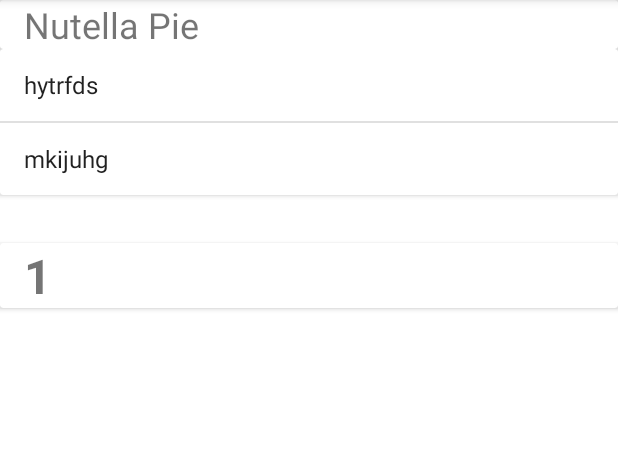
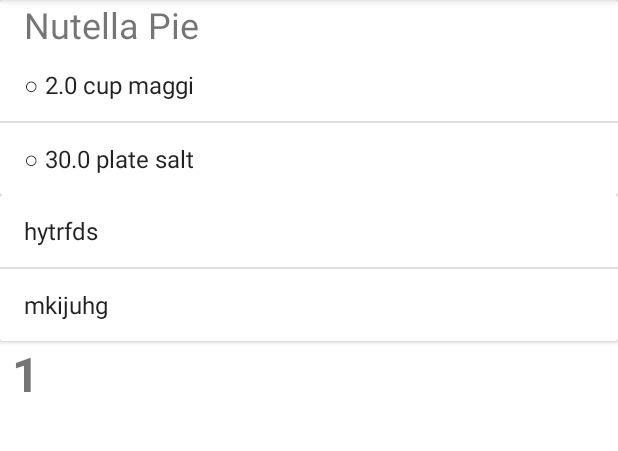
Before and after one commit to gabbyudo/BakingApp, an Android app: the screen it shows after launch (DetailDisplayActivity), after a tap on "Nutella Pie", on a phone screen of 412 x 824 dp, the part 84-535 px from its top. Run offline under Robolectric (Android 15) with nearby library versions, the phone set to English and light mode, and no system bars.

Commit message:
List of ingredient added

```diff
--- a/app/src/main/java/com/coca/bakingapp20/DetailDisplayActivity.kt
+++ b/app/src/main/java/com/coca/bakingapp20/DetailDisplayActivity.kt
@@ -1,5 +1,6 @@
 package com.coca.bakingapp20
 
+import android.icu.util.Measure
 import androidx.appcompat.app.AppCompatActivity
 import android.os.Bundle
 import android.widget.ArrayAdapter
@@ -18,6 +19,7 @@ class DetailDisplayActivity : AppCompatActivity() {
             binding.name.text = recipe.name
             binding.serving.text = recipe.servings.toString()
 
+
             val adapter: ArrayAdapter<String> = ArrayAdapter<String>(
                 this,
                // submitting the list to the adapter. i.e the getdescription
@@ -25,6 +27,13 @@ class DetailDisplayActivity : AppCompatActivity() {
             )
             binding.step.adapter = adapter
             //adapter.submitList(listOf<String>()) second way
+
+            val ingredientadapter: ArrayAdapter<String> = ArrayAdapter<String>(
+                this,
+                // submitting the list to the adapter. i.e the getMappedIngredients
+                android.R.layout.simple_list_item_1, getMappedIngredients(recipe.ingredients)
+            )
+            binding.ingredient.adapter = ingredientadapter
         }
     }
 
@@ -35,6 +44,12 @@ class DetailDisplayActivity : AppCompatActivity() {
         }
         return descriptionsMap
     }
+    fun getMappedIngredients(ingredients: List<Ingredient>): List<String>{
+        return ingredients.map {
+            "○ ${it.quantity} ${it.measure} ${it.ingredient}"
+        }
+
+    }
 
     companion object {
         const val RECIPE = "extra_recipe"
--- a/app/src/main/java/com/coca/bakingapp20/MainViewModel.kt
+++ b/app/src/main/java/com/coca/bakingapp20/MainViewModel.kt
@@ -20,8 +20,8 @@ class MainViewModel: ViewModel() {
         _myRecipe.value = myRecipe
     }
     fun getIngredients (): List<Ingredient>{
-        val firstIngredient = Ingredient(2.0, "", "")
-        val secondIngredient = Ingredient( 30.0, "", "")
+        val firstIngredient = Ingredient(2.0, "cup", "maggi")
+        val secondIngredient = Ingredient( 30.0, "plate", "salt")
         val myIngredient = listOf<Ingredient>(firstIngredient, secondIngredient)
         return myIngredient
     }
--- a/app/src/main/res/layout/detail_display.xml
+++ b/app/src/main/res/layout/detail_display.xml
@@ -48,18 +48,15 @@
             android:layout_height="wrap_content" />
     </androidx.cardview.widget.CardView>
 
-    <androidx.cardview.widget.CardView
-        android:layout_width="match_parent"
-        android:layout_height="wrap_content"
-        android:layout_marginTop="32dp">
+
 
         <TextView
             android:id="@+id/serving"
-            android:layout_width="wrap_content"
+            android:layout_width="match_parent"
             android:layout_height="wrap_content"
-            android:layout_marginStart="16dp"
+            android:layout_marginStart="8dp"
+
             android:text=""
             android:textSize="32sp"
             android:textStyle="bold" />
-    </androidx.cardview.widget.CardView>
 </LinearLayout>
```
